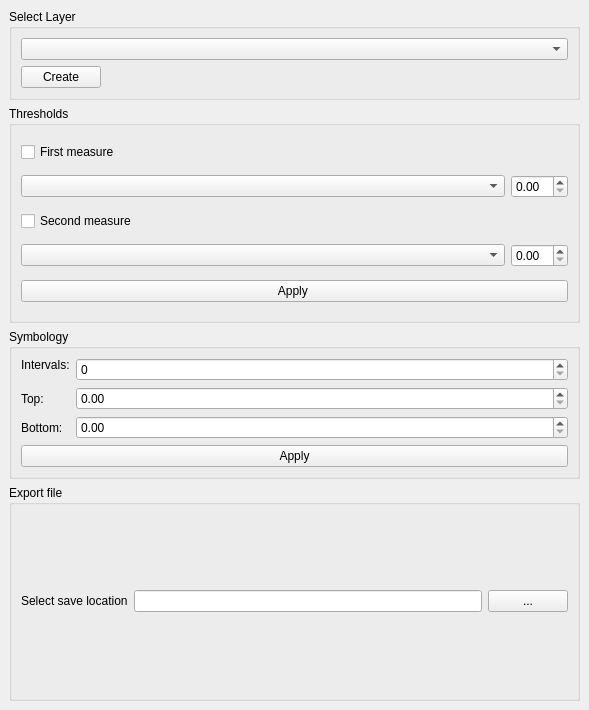
Old version of the form Desire_lines_dockwidget_base.ui in the repository Morri1234/DesireLines.
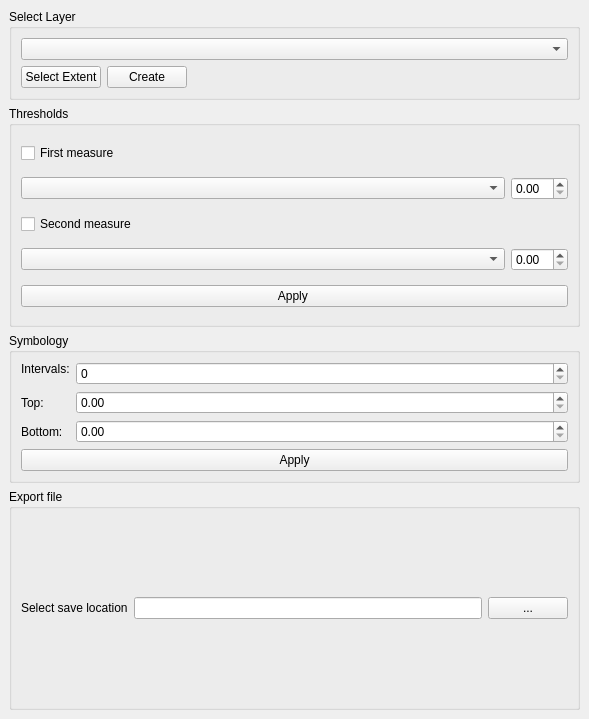
New version of the form.

Diff of the .ui file:
```diff
--- a/Desire_lines_dockwidget_base.ui
+++ b/Desire_lines_dockwidget_base.ui
@@ -7,7 +7,7 @@
     <x>0</x>
     <y>0</y>
     <width>589</width>
-    <height>710</height>
+    <height>719</height>
    </rect>
   </property>
   <property name="floating">
@@ -46,6 +46,13 @@
           </widget>
          </item>
          <item row="1" column="0">
+          <widget class="QPushButton" name="pushButton_5">
+           <property name="text">
+            <string>Select Extent</string>
+           </property>
+          </widget>
+         </item>
+         <item row="1" column="1">
           <widget class="QPushButton" name="pushButton_4">
            <property name="sizePolicy">
             <sizepolicy hsizetype="Maximum" vsizetype="Fixed">
```
